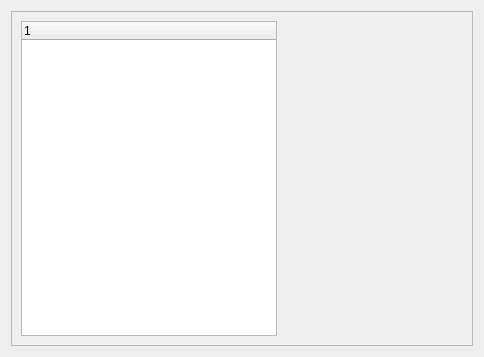
Before: the Qt Designer form Qt/Organizations/Vektor/PET/PETCat/src/petcat_options/petcat_optionsbox/src/ui/petcat_optionsbox.ui in RinatB2017/mega_GIT, drawn with Qt 5.
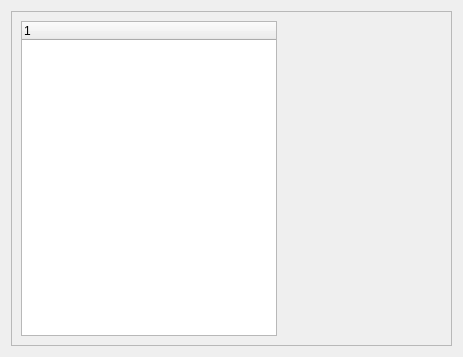
After: the same form once the commit is applied.

What changed in the file:
```diff
--- a/Qt/Organizations/Vektor/PET/PETCat/src/petcat_options/petcat_optionsbox/src/ui/petcat_optionsbox.ui
+++ b/Qt/Organizations/Vektor/PET/PETCat/src/petcat_options/petcat_optionsbox/src/ui/petcat_optionsbox.ui
@@ -6,7 +6,7 @@
    <rect>
     <x>0</x>
     <y>0</y>
-    <width>484</width>
+    <width>463</width>
     <height>357</height>
    </rect>
   </property>
```
